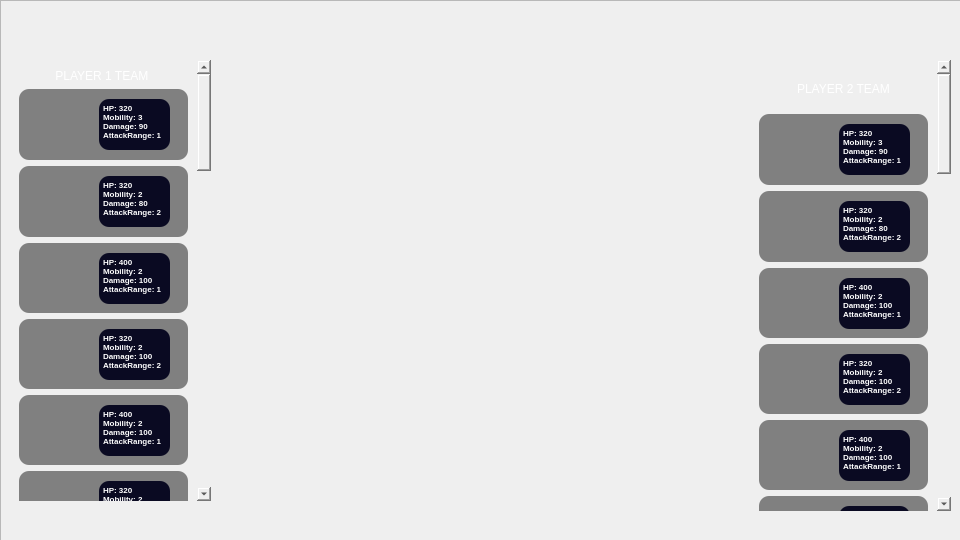
Qt form tacticalMonsters/playinggamewindow.ui (kimiya28/tacticalMonsters) before a commit.
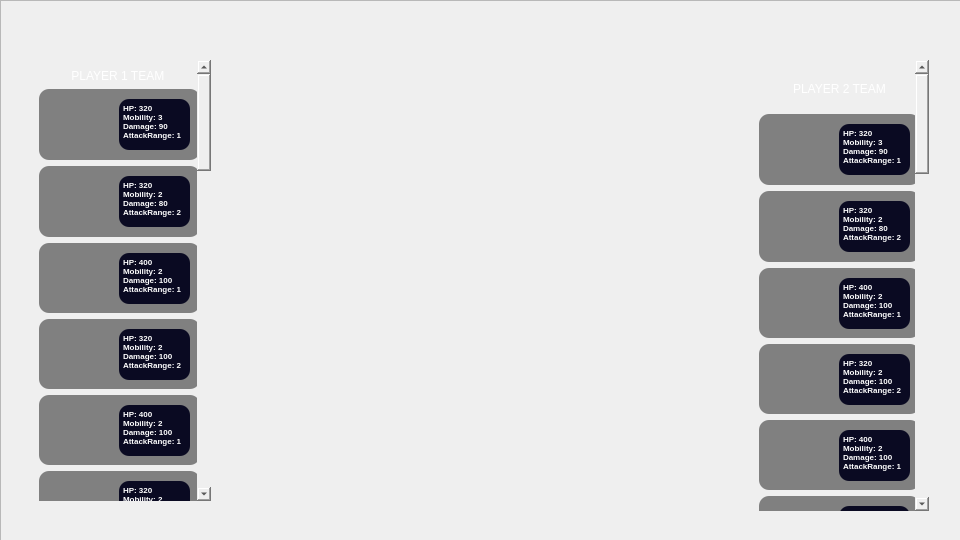
The same form after that commit. Icons and pictures are not drawn.

The edit to the form file:
```diff
--- a/tacticalMonsters/playinggamewindow.ui
+++ b/tacticalMonsters/playinggamewindow.ui
@@ -70,9 +70,9 @@
     <widget class="QScrollArea" name="scrollArea">
      <property name="geometry">
       <rect>
-       <x>10</x>
+       <x>30</x>
        <y>60</y>
-       <width>201</width>
+       <width>181</width>
        <height>441</height>
       </rect>
      </property>
@@ -95,8 +95,8 @@
        <rect>
         <x>0</x>
         <y>0</y>
-        <width>294</width>
-        <height>1914</height>
+        <width>179</width>
+        <height>1902</height>
        </rect>
       </property>
       <layout class="QVBoxLayout" name="verticalLayout">
@@ -158,8 +158,8 @@
 hr { height: 1px; border-width: 0; }
 li.unchecked::marker { content: &quot;\2610&quot;; }
 li.checked::marker { content: &quot;\2612&quot;; }
-&lt;/style&gt;&lt;/head&gt;&lt;body style=&quot; font-family:'Ubuntu Sans'; font-size:11pt; font-weight:400; font-style:normal;&quot;&gt;
-&lt;p align=&quot;justify&quot; style=&quot; margin-top:12px; margin-bottom:12px; margin-left:0px; margin-right:0px; -qt-block-indent:0; text-indent:0px;&quot;&gt;&lt;span style=&quot; font-family:'Segoe UI'; font-size:6pt; font-weight:700;&quot;&gt;HP: 320&lt;br /&gt;Mobility: 3&lt;br /&gt;Damage: 90&lt;br /&gt;AttackRange: 1&lt;/span&gt;&lt;/p&gt;&lt;/body&gt;&lt;/html&gt;</string>
+&lt;/style&gt;&lt;/head&gt;&lt;body style=&quot; font-family:'Segoe UI'; font-size:9pt; font-weight:400; font-style:normal;&quot;&gt;
+&lt;p align=&quot;justify&quot; style=&quot; margin-top:12px; margin-bottom:12px; margin-left:0px; margin-right:0px; -qt-block-indent:0; text-indent:0px;&quot;&gt;&lt;span style=&quot; font-size:6pt; font-weight:700;&quot;&gt;HP: 320&lt;br /&gt;Mobility: 3&lt;br /&gt;Damage: 90&lt;br /&gt;AttackRange: 1&lt;/span&gt;&lt;/p&gt;&lt;/body&gt;&lt;/html&gt;</string>
           </property>
          </widget>
          <widget class="QPushButton" name="pl1_ag1_btn">
@@ -223,8 +223,8 @@
 hr { height: 1px; border-width: 0; }
 li.unchecked::marker { content: &quot;\2610&quot;; }
 li.checked::marker { content: &quot;\2612&quot;; }
-&lt;/style&gt;&lt;/head&gt;&lt;body style=&quot; font-family:'Ubuntu Sans'; font-size:11pt; font-weight:400; font-style:normal;&quot;&gt;
-&lt;p align=&quot;justify&quot; style=&quot; margin-top:12px; margin-bottom:12px; margin-left:0px; margin-right:0px; -qt-block-indent:0; text-indent:0px;&quot;&gt;&lt;span style=&quot; font-family:'Segoe UI'; font-size:6pt; font-weight:700;&quot;&gt;HP: 320&lt;br /&gt;Mobility: 2&lt;br /&gt;Damage: 80&lt;br /&gt;AttackRange: 2&lt;/span&gt;&lt;/p&gt;&lt;/body&gt;&lt;/html&gt;</string>
+&lt;/style&gt;&lt;/head&gt;&lt;body style=&quot; font-family:'Segoe UI'; font-size:9pt; font-weight:400; font-style:normal;&quot;&gt;
+&lt;p align=&quot;justify&quot; style=&quot; margin-top:12px; margin-bottom:12px; margin-left:0px; margin-right:0px; -qt-block-indent:0; text-indent:0px;&quot;&gt;&lt;span style=&quot; font-size:6pt; font-weight:700;&quot;&gt;HP: 320&lt;br /&gt;Mobility: 2&lt;br /&gt;Damage: 80&lt;br /&gt;AttackRange: 2&lt;/span&gt;&lt;/p&gt;&lt;/body&gt;&lt;/html&gt;</string>
           </property>
          </widget>
          <widget class="QPushButton" name="pl1_ag2_btn">
@@ -289,8 +289,8 @@
 hr { height: 1px; border-width: 0; }
 li.unchecked::marker { content: &quot;\2610&quot;; }
 li.checked::marker { content: &quot;\2612&quot;; }
-&lt;/style&gt;&lt;/head&gt;&lt;body style=&quot; font-family:'Ubuntu Sans'; font-size:11pt; font-weight:400; font-style:normal;&quot;&gt;
-&lt;p align=&quot;justify&quot; style=&quot; margin-top:12px; margin-bottom:12px; margin-left:0px; margin-right:0px; -qt-block-indent:0; text-indent:0px;&quot;&gt;&lt;span style=&quot; font-family:'Segoe UI'; font-size:6pt; font-weight:700;&quot;&gt;HP: 400&lt;br /&gt;Mobility: 2&lt;br /&gt;Damage: 100&lt;br /&gt;AttackRange: 1&lt;/span&gt;&lt;/p&gt;&lt;/body&gt;&lt;/html&gt;</string>
+&lt;/style&gt;&lt;/head&gt;&lt;body style=&quot; font-family:'Segoe UI'; font-size:9pt; font-weight:400; font-style:normal;&quot;&gt;
+&lt;p align=&quot;justify&quot; style=&quot; margin-top:12px; margin-bottom:12px; margin-left:0px; margin-right:0px; -qt-block-indent:0; text-indent:0px;&quot;&gt;&lt;span style=&quot; font-size:6pt; font-weight:700;&quot;&gt;HP: 400&lt;br /&gt;Mobility: 2&lt;br /&gt;Damage: 100&lt;br /&gt;AttackRange: 1&lt;/span&gt;&lt;/p&gt;&lt;/body&gt;&lt;/html&gt;</string>
           </property>
          </widget>
          <widget class="QPushButton" name="pl1_ag3_btn">
@@ -357,8 +357,8 @@
 hr { height: 1px; border-width: 0; }
 li.unchecked::marker { content: &quot;\2610&quot;; }
 li.checked::marker { content: &quot;\2612&quot;; }
-&lt;/style&gt;&lt;/head&gt;&lt;body style=&quot; font-family:'Ubuntu Sans'; font-size:11pt; font-weight:400; font-style:normal;&quot;&gt;
-&lt;p align=&quot;justify&quot; style=&quot; margin-top:12px; margin-bottom:12px; margin-left:0px; margin-right:0px; -qt-block-indent:0; text-indent:0px;&quot;&gt;&lt;span style=&quot; font-family:'Segoe UI'; font-size:6pt; font-weight:700;&quot;&gt;HP: 320&lt;br /&gt;Mobility: 2&lt;br /&gt;Damage: 100&lt;br /&gt;AttackRange: 2&lt;/span&gt;&lt;/p&gt;&lt;/body&gt;&lt;/html&gt;</string>
+&lt;/style&gt;&lt;/head&gt;&lt;body style=&quot; font-family:'Segoe UI'; font-size:9pt; font-weight:400; font-style:normal;&quot;&gt;
+&lt;p align=&quot;justify&quot; style=&quot; margin-top:12px; margin-bottom:12px; margin-left:0px; margin-right:0px; -qt-block-indent:0; text-indent:0px;&quot;&gt;&lt;span style=&quot; font-size:6pt; font-weight:700;&quot;&gt;HP: 320&lt;br /&gt;Mobility: 2&lt;br /&gt;Damage: 100&lt;br /&gt;AttackRange: 2&lt;/span&gt;&lt;/p&gt;&lt;/body&gt;&lt;/html&gt;</string>
           </property>
          </widget>
          <widget class="QPushButton" name="pl1_ag4_btn">
@@ -425,8 +425,8 @@
 hr { height: 1px; border-width: 0; }
 li.unchecked::marker { content: &quot;\2610&quot;; }
 li.checked::marker { content: &quot;\2612&quot;; }
-&lt;/style&gt;&lt;/head&gt;&lt;body style=&quot; font-family:'Ubuntu Sans'; font-size:11pt; font-weight:400; font-style:normal;&quot;&gt;
-&lt;p align=&quot;justify&quot; style=&quot; margin-top:12px; margin-bottom:12px; margin-left:0px; margin-right:0px; -qt-block-indent:0; text-indent:0px;&quot;&gt;&lt;span style=&quot; font-family:'Segoe UI'; font-size:6pt; font-weight:700;&quot;&gt;HP: 400&lt;br /&gt;Mobility: 2&lt;br /&gt;Damage: 100&lt;br /&gt;AttackRange: 1&lt;/span&gt;&lt;/p&gt;&lt;/body&gt;&lt;/html&gt;</string>
+&lt;/style&gt;&lt;/head&gt;&lt;body style=&quot; font-family:'Segoe UI'; font-size:9pt; font-weight:400; font-style:normal;&quot;&gt;
+&lt;p align=&quot;justify&quot; style=&quot; margin-top:12px; margin-bottom:12px; margin-left:0px; margin-right:0px; -qt-block-indent:0; text-indent:0px;&quot;&gt;&lt;span style=&quot; font-size:6pt; font-weight:700;&quot;&gt;HP: 400&lt;br /&gt;Mobility: 2&lt;br /&gt;Damage: 100&lt;br /&gt;AttackRange: 1&lt;/span&gt;&lt;/p&gt;&lt;/body&gt;&lt;/html&gt;</string>
           </property>
          </widget>
          <widget class="QPushButton" name="pushButton_5">
@@ -493,8 +493,8 @@
 hr { height: 1px; border-width: 0; }
 li.unchecked::marker { content: &quot;\2610&quot;; }
 li.checked::marker { content: &quot;\2612&quot;; }
-&lt;/style&gt;&lt;/head&gt;&lt;body style=&quot; font-family:'Ubuntu Sans'; font-size:11pt; font-weight:400; font-style:normal;&quot;&gt;
-&lt;p align=&quot;justify&quot; style=&quot; margin-top:12px; margin-bottom:12px; margin-left:0px; margin-right:0px; -qt-block-indent:0; text-indent:0px;&quot;&gt;&lt;span style=&quot; font-family:'Segoe UI'; font-size:6pt; font-weight:700;&quot;&gt;HP: 320&lt;br /&gt;Mobility: 2&lt;br /&gt;Damage: 90&lt;br /&gt;AttackRange: 2&lt;/span&gt;&lt;/p&gt;&lt;/body&gt;&lt;/html&gt;</string>
+&lt;/style&gt;&lt;/head&gt;&lt;body style=&quot; font-family:'Segoe UI'; font-size:9pt; font-weight:400; font-style:normal;&quot;&gt;
+&lt;p align=&quot;justify&quot; style=&quot; margin-top:12px; margin-bottom:12px; margin-left:0px; margin-right:0px; -qt-block-indent:0; text-indent:0px;&quot;&gt;&lt;span style=&quot; font-size:6pt; font-weight:700;&quot;&gt;HP: 320&lt;br /&gt;Mobility: 2&lt;br /&gt;Damage: 90&lt;br /&gt;AttackRange: 2&lt;/span&gt;&lt;/p&gt;&lt;/body&gt;&lt;/html&gt;</string>
           </property>
          </widget>
          <widget class="QPushButton" name="pushButton_6">
@@ -1751,7 +1751,7 @@
       <rect>
        <x>750</x>
        <y>60</y>
-       <width>201</width>
+       <width>179</width>
        <height>451</height>
       </rect>
      </property>
@@ -1771,7 +1771,7 @@
        <rect>
         <x>0</x>
         <y>0</y>
-        <width>187</width>
+        <width>179</width>
         <height>1902</height>
        </rect>
       </property>
```
Left out of the diff: 168 changed lines with no effect on the pictures.
